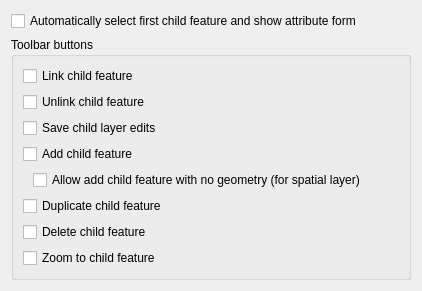
First picture: the form in src/ui/qgsrelationeditorconfigwidgetbase.ui, repository carsmie/QGIS, before the edit.
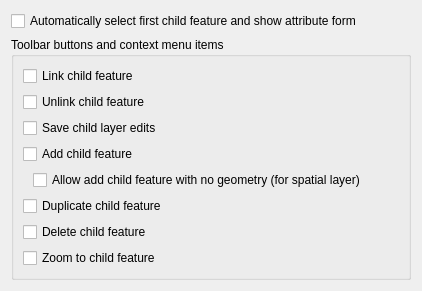
Second picture: the form after the edit.

Commit message: Fix Delete and Unlink context menu items in Relation Editor Widget

Patch:
```diff
--- a/src/ui/qgsrelationeditorconfigwidgetbase.ui
+++ b/src/ui/qgsrelationeditorconfigwidgetbase.ui
@@ -33,7 +33,7 @@
       </sizepolicy>
      </property>
      <property name="title">
-      <string>Toolbar buttons</string>
+      <string>Toolbar buttons and context menu items</string>
      </property>
      <layout class="QVBoxLayout" name="verticalLayout_2">
       <item>
```
The commit also changes 1 other file.
